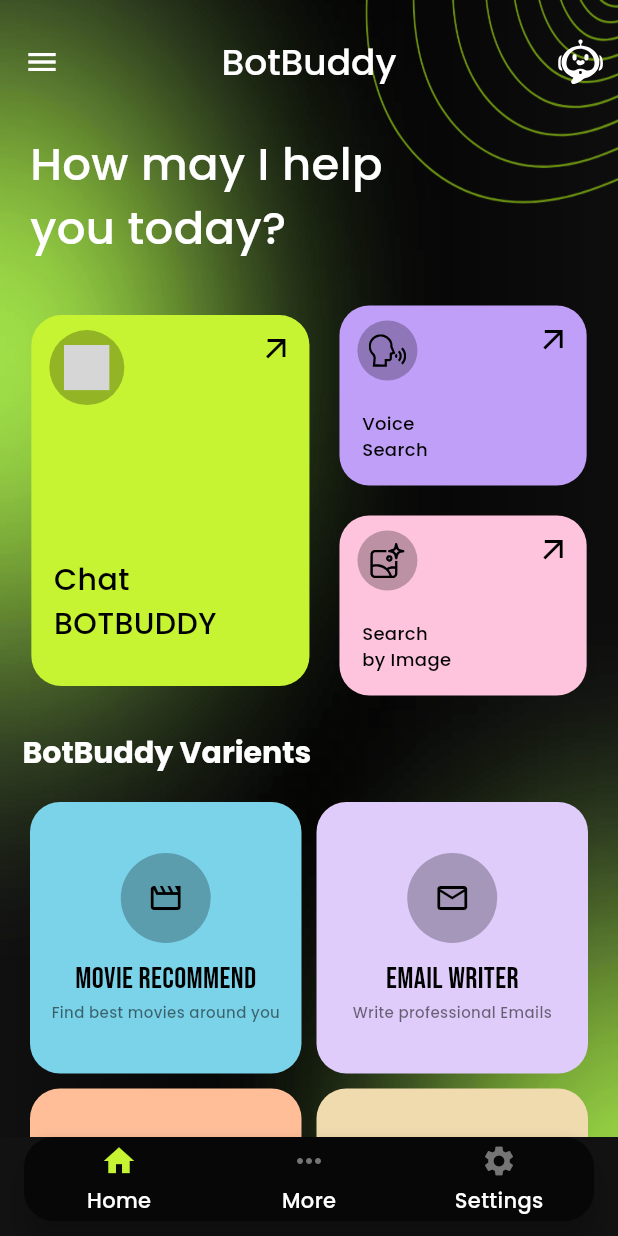
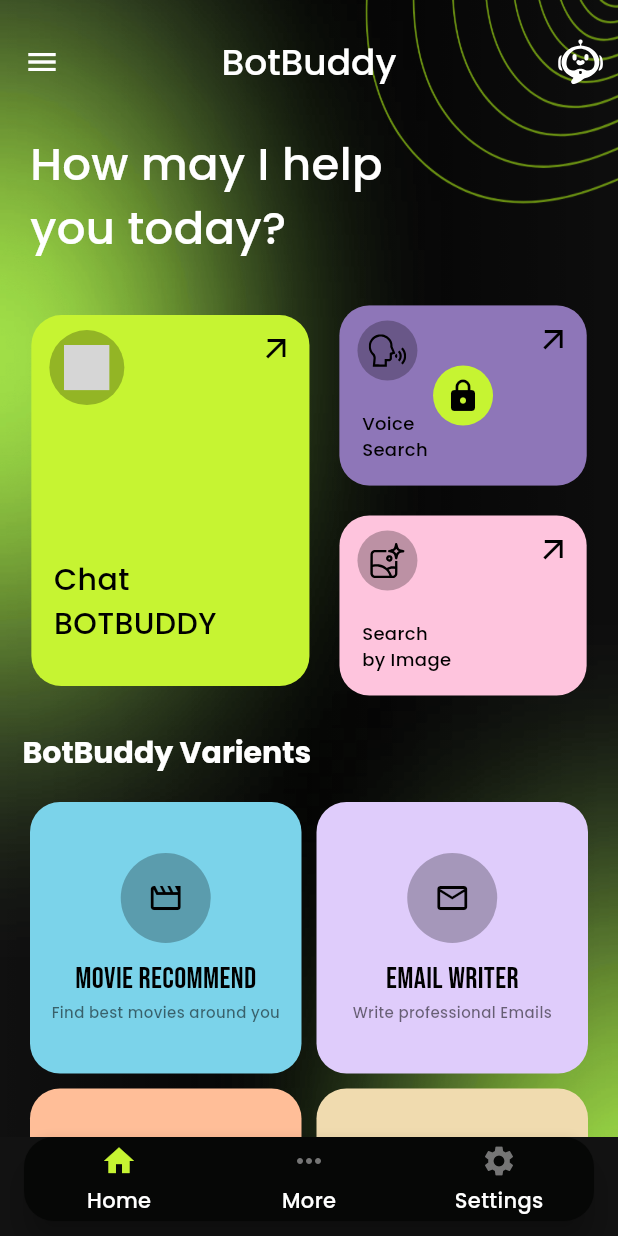
Before and after one commit to amaan0605/gemini_chatbot, a Flutter app: the screen it shows once a user with an empty profile is signed in, on a phone screen of 412 x 824 dp. Run offline on Flutter 3.47's test engine with Material 3 defaults, Android fonts, the phone set to English and light mode, and no system bars; drawn by our look-alikes of custom_navigation_bar; our stand-ins replace avatar_glow, cloud_firestore, firebase_auth, firebase_core, flutter_chat_types, flutter_chat_ui and 10 more; accounts and stored records are empty; project files that could hold a hidden picture were left out; grey boxes are pictures that could not be loaded.

Commit message:
minor bug fixes

```diff
--- a/lib/screens/home/home_screen.dart
+++ b/lib/screens/home/home_screen.dart
@@ -1,4 +1,5 @@
 import 'package:flutter/material.dart';
+import 'package:flutter/widgets.dart';
 import 'package:gemini_chatbot/main.dart';
 import 'package:gemini_chatbot/providers/navigator_provider.dart';
 import 'package:gemini_chatbot/screens/botScreens/book_finder.dart';
@@ -9,6 +10,7 @@ import 'package:gemini_chatbot/screens/chat/voice/voice_search_chat_screen.dart'
 import 'package:gemini_chatbot/screens/botScreens/movie_recommend.dart';
 import 'package:gemini_chatbot/utils/common/background_image.dart';
 import 'package:gemini_chatbot/utils/widgets/bot_varients_grid.dart';
+import 'package:gemini_chatbot/utils/widgets/common_widget.dart';
 import 'package:gemini_chatbot/utils/widgets/custom_search_containers.dart';
 import 'package:gemini_chatbot/utils/widgets/custom_widgets.dart';
 import 'package:page_transition/page_transition.dart';
@@ -58,18 +60,42 @@ class HomeScreen extends StatelessWidget {
                           height: screenSize.height, width: screenSize.width),
                       Column(
                         children: [
-                          SmallSearchContainer(
-                            title: 'Voice\nSearch',
-                            color: const Color(0xFFc09ff8),
-                            svgImagePath: 'assets/images/voice_logo.svg',
-                            ontap: () {
-                              Navigator.push(
-                                  context,
-                                  PageTransition(
-                                    child: const VoiceSearchChatScreen(),
-                                    type: PageTransitionType.rightToLeft,
-                                  ));
-                            },
+                          Stack(
+                            children: [
+                              const SmallSearchContainer(
+                                title: 'Voice\nSearch',
+                                color: Color(0xFFc09ff8),
+                                svgImagePath: 'assets/images/voice_logo.svg',
+                                // ontap: () {
+
+                                // Navigator.push(
+                                //     context,
+                                //     PageTransition(
+                                //       child: const VoiceSearchChatScreen(),
+                                //       type: PageTransitionType.rightToLeft,
+                                //     ));
+                                //},
+                              ),
+                              InkWell(
+                                onTap: () => showMyDialog(
+                                    context: context,
+                                    title: 'Coming Soon🎙️',
+                                    message:
+                                        "🗣️ Ready to chat hands-free? Our Voice Search feature is on its way! Soon, you can just talk to BotBuddy to find answers and get help. Stay tuned for the fun! 🎉"),
+                                child: Container(
+                                  margin: const EdgeInsets.all(10),
+                                  height: 120,
+                                  width: screenSize.width * .4,
+                                  decoration: BoxDecoration(
+                                      borderRadius: BorderRadius.circular(20),
+                                      color: Colors.black26),
+                                  child: const Center(
+                                    child:
+                                        CircleAvatar(child: Icon(Icons.lock)),
+                                  ),
+                                ),
+                              ),
+                            ],
                           ),
                           SmallSearchContainer(
                             color: const Color(0xFFfec4dd),
--- a/lib/screens/settings/setting_page.dart
+++ b/lib/screens/settings/setting_page.dart
@@ -124,7 +124,7 @@ class SettingsPage extends StatelessWidget {
 }
 
 Future<void> launchURL(String url) async {
-  if (!await launchUrl(Uri.parse(url), mode: LaunchMode.inAppWebView)) {
+  if (!await launchUrl(Uri.parse(url), mode: LaunchMode.inAppBrowserView)) {
     throw Exception('Could not launch');
   }
 }
```
